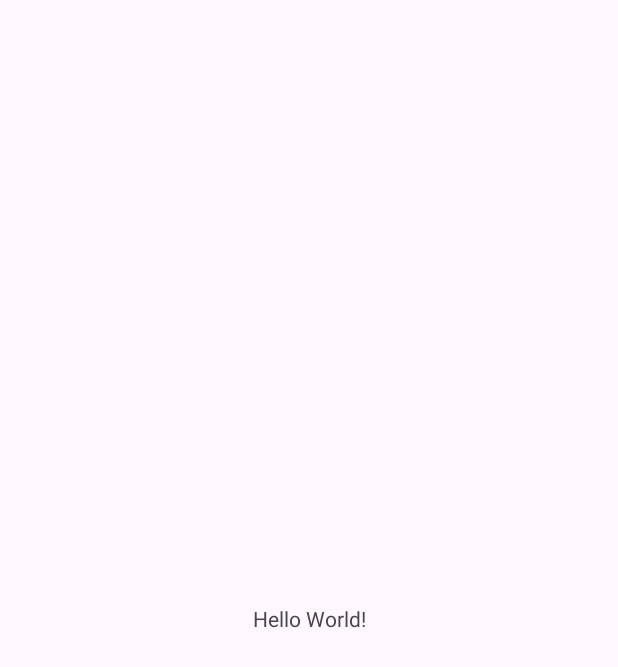
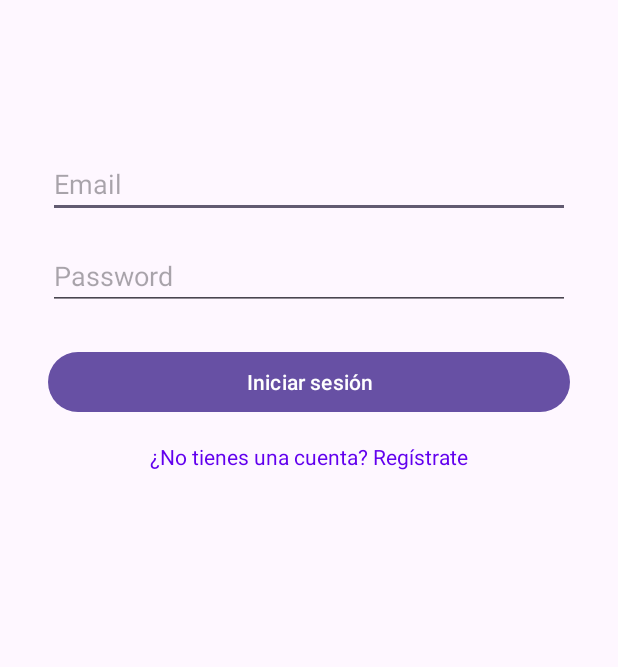
Before and after one commit to Sitodine99/MindTrade, an Android app: the screen it shows after launch (MainActivity before the commit, LoginActivity after it), on a phone screen of 412 x 824 dp. Before the commit the part shown is almost empty. Shown: the top 667 px of the screen. Run offline under Robolectric (Android 15) with nearby library versions, the phone set to English and light mode, and no system bars; our stand-ins replace Firebase (no records; nobody signed in at launch, a user with empty details on screens opened directly).

Commit message:
Implementación de registro de usuarios, login y firestone database

```diff
--- /dev/null
+++ b/app/src/main/java/com/example/mindtrade/LoginActivity.kt
@@ -0,0 +1,54 @@
+package com.example.mindtrade
+
+import android.content.Intent
+import android.os.Bundle
+import android.widget.Toast
+import androidx.appcompat.app.AppCompatActivity
+import com.example.mindtrade.databinding.ActivityLoginBinding
+import com.google.firebase.auth.FirebaseAuth
+
+class LoginActivity : AppCompatActivity() {
+
+    private lateinit var auth: FirebaseAuth
+    private lateinit var binding: ActivityLoginBinding
+
+    override fun onCreate(savedInstanceState: Bundle?) {
+        super.onCreate(savedInstanceState)
+
+        // Configuración de View Binding
+        binding = ActivityLoginBinding.inflate(layoutInflater)
+        setContentView(binding.root)
+
+        // Inicializar Firebase Auth
+        auth = FirebaseAuth.getInstance()
+
+        // Configuración del botón de inicio de sesión
+        binding.buttonLogin.setOnClickListener {
+            val email = binding.editTextEmail.text.toString().trim()
+            val password = binding.editTextPassword.text.toString().trim()
+
+            if (email.isEmpty() || password.isEmpty()) {
+                Toast.makeText(this, "Por favor ingrese el correo y la contraseña", Toast.LENGTH_SHORT).show()
+                return@setOnClickListener
+            }
+
+            // Iniciar sesión en Firebase
+            auth.signInWithEmailAndPassword(email, password)
+                .addOnCompleteListener { task ->
+                    if (task.isSuccessful) {
+                        Toast.makeText(this, "Inicio de sesión exitoso", Toast.LENGTH_SHORT).show()
+                        startActivity(Intent(this, MainActivity::class.java))
+                        finish()
+                    } else {
+                        Toast.makeText(this, "Usuario o contraseña incorrectos: ${task.exception?.message}", Toast.LENGTH_SHORT).show()
+                    }
+                }
+        }
+
+        // Configuración del texto para ir al registro
+        binding.textViewRegister.setOnClickListener {
+            val intent = Intent(this, RegisterActivity::class.java)
+            startActivity(intent)
+        }
+    }
+}
--- /dev/null
+++ b/app/src/main/res/layout/activity_login.xml
@@ -0,0 +1,63 @@
+<?xml version="1.0" encoding="utf-8"?>
+<androidx.constraintlayout.widget.ConstraintLayout
+    xmlns:android="http://schemas.android.com/apk/res/android"
+    xmlns:app="http://schemas.android.com/apk/res-auto"
+    xmlns:tools="http://schemas.android.com/tools"
+    android:id="@+id/main"
+    android:layout_width="match_parent"
+    android:layout_height="match_parent"
+    tools:context=".LoginActivity">
+
+    <!-- Campo de correo electrónico -->
+    <EditText
+        android:id="@+id/editTextEmail"
+        android:layout_width="0dp"
+        android:layout_height="wrap_content"
+        android:hint="Email"
+        android:inputType="textEmailAddress"
+        app:layout_constraintTop_toTopOf="parent"
+        app:layout_constraintStart_toStartOf="parent"
+        app:layout_constraintEnd_toEndOf="parent"
+        android:layout_marginStart="32dp"
+        android:layout_marginEnd="32dp"
+        android:layout_marginTop="100dp"/>
+
+    <!-- Campo de contraseña -->
+    <EditText
+        android:id="@+id/editTextPassword"
+        android:layout_width="0dp"
+        android:layout_height="wrap_content"
+        android:hint="Password"
+        android:inputType="textPassword"
+        app:layout_constraintTop_toBottomOf="@id/editTextEmail"
+        app:layout_constraintStart_toStartOf="parent"
+        app:layout_constraintEnd_toEndOf="parent"
+        android:layout_marginStart="32dp"
+        android:layout_marginEnd="32dp"
+        android:layout_marginTop="16dp"/>
+
+    <!-- Botón de inicio de sesión -->
+    <Button
+        android:id="@+id/buttonLogin"
+        android:layout_width="0dp"
+        android:layout_height="wrap_content"
+        android:text="Iniciar sesión"
+        app:layout_constraintTop_toBottomOf="@id/editTextPassword"
+        app:layout_constraintStart_toStartOf="parent"
+        app:layout_constraintEnd_toEndOf="parent"
+        android:layout_marginTop="24dp"
+        android:layout_marginStart="32dp"
+        android:layout_marginEnd="32dp"/>
+
+    <!-- Texto para ir al registro -->
+    <TextView
+        android:id="@+id/textViewRegister"
+        android:layout_width="wrap_content"
+        android:layout_height="wrap_content"
+        android:text="¿No tienes una cuenta? Regístrate"
+        android:textColor="@color/purple_500"
+        app:layout_constraintTop_toBottomOf="@id/buttonLogin"
+        app:layout_constraintStart_toStartOf="parent"
+        app:layout_constraintEnd_toEndOf="parent"
+        android:layout_marginTop="16dp"/>
+</androidx.constraintlayout.widget.ConstraintLayout>
--- a/app/src/main/res/values/colors.xml
+++ b/app/src/main/res/values/colors.xml
@@ -2,4 +2,5 @@
 <resources>
     <color name="black">#FF000000</color>
     <color name="white">#FFFFFFFF</color>
+    <color name="purple_500">#6200EE</color>
 </resources>
--- a/app/src/main/res/values/strings.xml
+++ b/app/src/main/res/values/strings.xml
@@ -1,3 +1,9 @@
 <resources>
     <string name="app_name">MindTrade</string>
+    <!-- Opciones para el Spinner de preferencias de trading -->
+    <string-array name="trading_preferences">
+        <item>Daytrading</item>
+        <item>Scalping</item>
+        <item>Swing trading</item>
+    </string-array>
 </resources>
```
Also changed, not shown: app/build.gradle.kts (+8 -0 lines), app/src/main/AndroidManifest.xml (+14 -2 lines), app/src/main/java/com/example/mindtrade/RegisterActivity.kt (added, +81 -0 lines), app/src/main/res/layout/activity_register.xml (added, +89 -0 lines).
